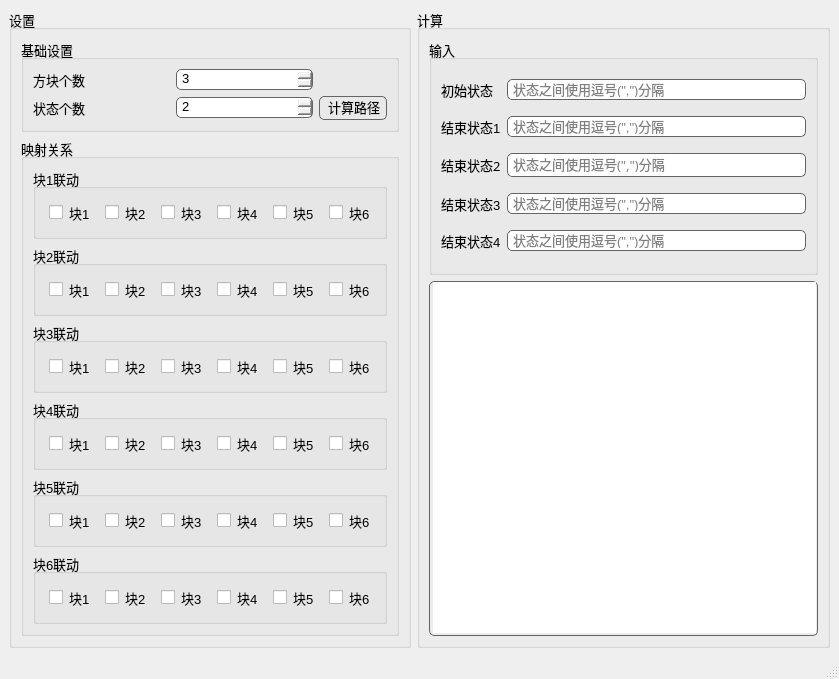
First picture: the form in YuanShen1/mainwindow.ui, repository araraloren/GenShinTools, before the edit.
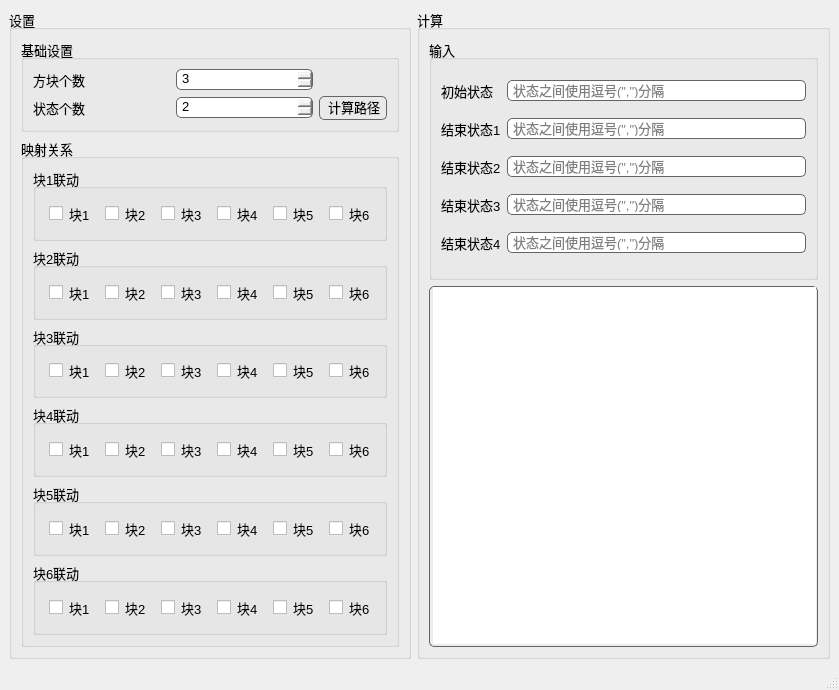
Second picture: the form after the edit.

```diff
--- a/YuanShen1/mainwindow.ui
+++ b/YuanShen1/mainwindow.ui
@@ -7,11 +7,12 @@
     <x>0</x>
     <y>0</y>
     <width>839</width>
-    <height>659</height>
+    <height>690</height>
    </rect>
   </property>
   <property name="font">
    <font>
+    <family>Consolas</family>
     <pointsize>10</pointsize>
    </font>
   </property>
@@ -729,7 +730,7 @@
            <widget class="QLabel" name="label_5">
             <property name="font">
              <font>
-              <family>Consola Mono</family>
+              <family>Microsoft YaHei UI</family>
               <pointsize>10</pointsize>
              </font>
             </property>
@@ -787,7 +788,7 @@
            <widget class="QLineEdit" name="m_le_end2">
             <property name="font">
              <font>
-              <family>Consola Mono</family>
+              <family>Microsoft YaHei UI</family>
               <pointsize>10</pointsize>
              </font>
             </property>
```
Left out of the diff: 2 changed lines with no effect on the pictures.
